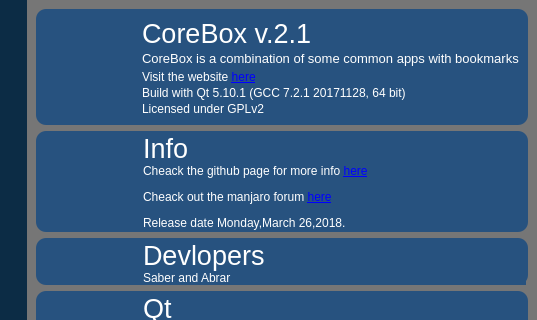
First picture: the form in about/about.ui, repository rahmanshaber/corebox, before the edit; both pictures show x 203 to 740 and y 0 to 320 of the 740 by 684 pixel window.
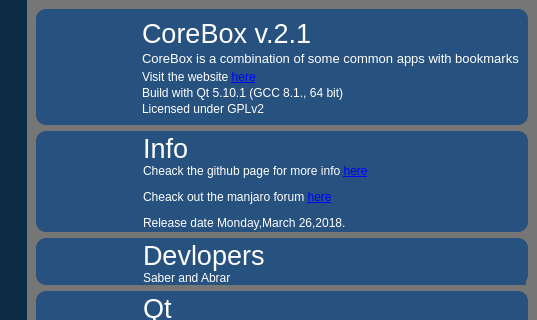
Second picture: the form after the edit. Icons and pictures are not drawn.

```diff
--- a/about/about.ui
+++ b/about/about.ui
@@ -260,7 +260,7 @@
          <item row="4" column="1">
           <widget class="QLabel" name="label_10">
            <property name="text">
-            <string>Build with Qt 5.10.1 (GCC 7.2.1 20171128, 64 bit)</string>
+            <string>Build with Qt 5.10.1 (GCC 8.1., 64 bit)</string>
            </property>
           </widget>
          </item>
```
